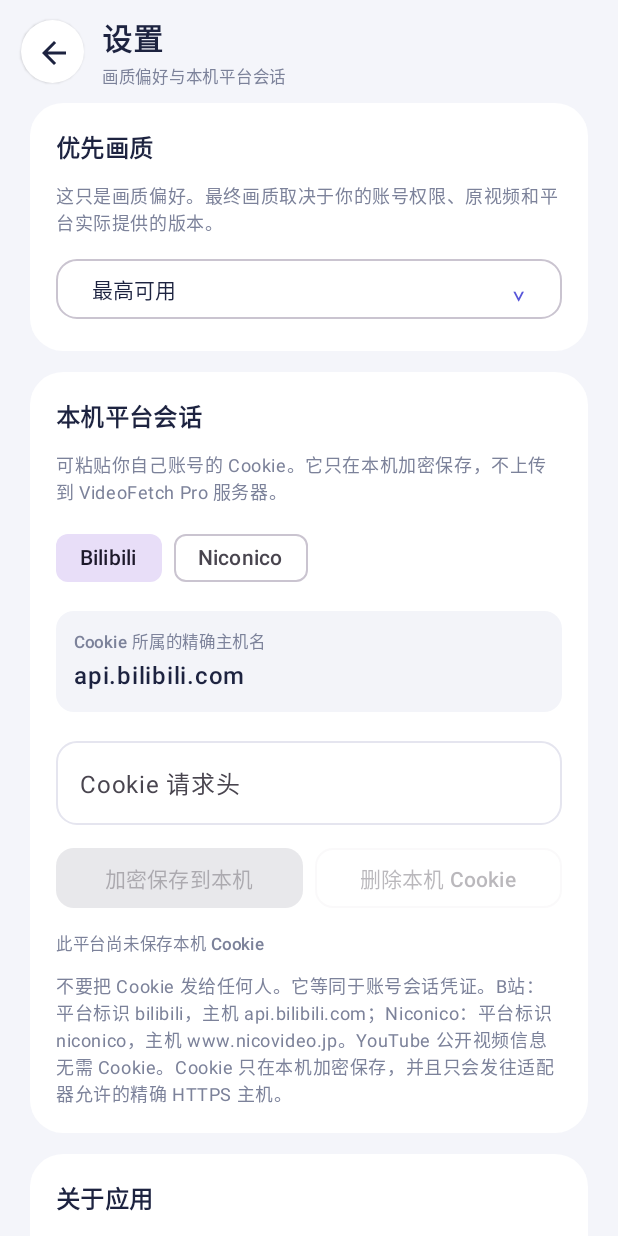
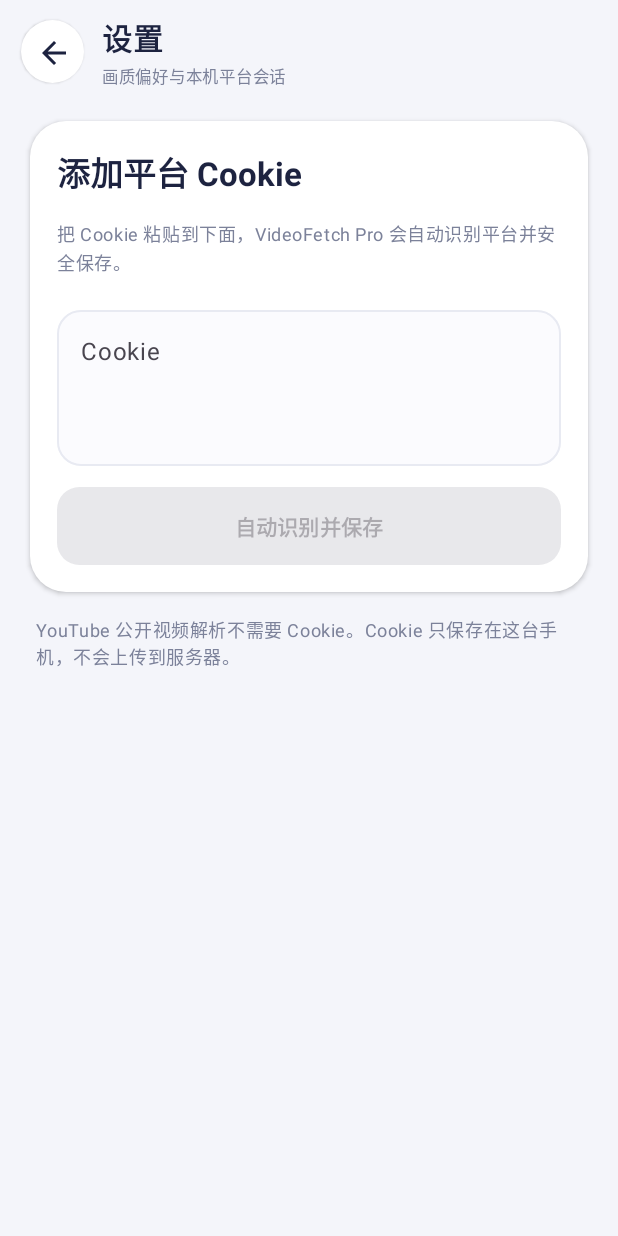
Before and after one commit to sxsbsxs/vddl, an Android app built with Jetpack Compose: the screen it shows after launch (MainActivity), after a tap on "设置", on a phone screen of 412 x 824 dp. Run offline under Robolectric (Android 15) with nearby library versions, the phone set to English and light mode, and no system bars; pictures from the network do not load.

Commit message:
Simplify Cookie settings to one auto-detect input

```diff
--- a/apps/android/app/build.gradle.kts
+++ b/apps/android/app/build.gradle.kts
@@ -11,8 +11,8 @@ android {
         applicationId = "com.videofetch.pro"
         minSdk = 26
         targetSdk = 36
-        versionCode = 2
-        versionName = "0.3.0"
+        versionCode = 3
+        versionName = "0.3.1"
         testInstrumentationRunner = "androidx.test.runner.AndroidJUnitRunner"
         buildConfigField("String", "API_BASE_URL", "\"http://10.0.2.2:8000/\"")
         manifestPlaceholders["usesCleartextTraffic"] = "true"
--- a/apps/android/app/src/main/java/com/videofetch/pro/ui/VideoFetchApp.kt
+++ b/apps/android/app/src/main/java/com/videofetch/pro/ui/VideoFetchApp.kt
@@ -43,6 +43,7 @@ import androidx.compose.ui.unit.sp
 import coil.compose.AsyncImage
 import com.videofetch.pro.BuildConfig
 import com.videofetch.pro.R
+import com.videofetch.pro.core.CookieProviderDetector
 import com.videofetch.pro.core.SourceUrlValidator
 import com.videofetch.pro.data.EncryptedLocalSessionStore
 import com.videofetch.pro.data.LocalDownloadManager
@@ -538,89 +539,120 @@ private fun DownloadCard(record: LocalDownloadRecord, onOpen: () -> Unit, onRemo
 private fun SettingsScreen(onBack: () -> Unit) {
     val context = LocalContext.current
     val sessions = remember(context) { EncryptedLocalSessionStore(context) }
-    var providerId by rememberSaveable { mutableStateOf("bilibili") }
-    val cookieHost = if (providerId == "niconico") "www.nicovideo.jp" else "api.bilibili.com"
     var cookie by remember { mutableStateOf("") }
     var status by remember { mutableStateOf("") }
-    var savedProfile by remember(providerId) { mutableStateOf(sessions.profile(providerId)) }
-    var quality by remember { mutableStateOf(VideoQualityPreferenceStore(context).get()) }
-    var qualityExpanded by remember { mutableStateOf(false) }
+    var saving by remember { mutableStateOf(false) }
 
     Column(Modifier.fillMaxSize()) {
-        PageTopBar(stringResource(R.string.settings_title), stringResource(R.string.settings_subtitle), onBack)
-        Column(Modifier.weight(1f).verticalScroll(rememberScrollState()).padding(horizontal = 20.dp).padding(bottom = 30.dp), verticalArrangement = Arrangement.spacedBy(14.dp)) {
-            SettingsSection(stringResource(R.string.quality_title), stringResource(R.string.quality_explainer)) {
-                OutlinedButton(onClick = { qualityExpanded = true }, modifier = Modifier.fillMaxWidth(), shape = RoundedCornerShape(14.dp), colors = ButtonDefaults.outlinedButtonColors(contentColor = Ink)) {
-                    Text(stringResource(quality.labelRes), modifier = Modifier.weight(1f))
-                    Text("⌄", color = Violet, fontSize = 17.sp)
-                }
-                DropdownMenu(expanded = qualityExpanded, onDismissRequest = { qualityExpanded = false }) {
-                    VideoQualityPreference.entries.forEach { option ->
-                        DropdownMenuItem(text = { Text(stringResource(option.labelRes)) }, onClick = {
-                            quality = option
-                            VideoQualityPreferenceStore(context).set(option)
-                            qualityExpanded = false
-                        })
+        PageTopBar(
+            stringResource(R.string.settings_title),
+            stringResource(R.string.settings_subtitle),
+            onBack
+        )
+        Column(
+            Modifier.weight(1f)
+                .verticalScroll(rememberScrollState())
+                .padding(horizontal = 20.dp, vertical = 12.dp),
+            verticalArrangement = Arrangement.spacedBy(16.dp)
+        ) {
+            Card(
+                shape = RoundedCornerShape(24.dp),
+                colors = CardDefaults.cardColors(containerColor = Color.White),
+                elevation = CardDefaults.cardElevation(2.dp)
+            ) {
+                Column(
+                    Modifier.fillMaxWidth().padding(18.dp),
+                    verticalArrangement = Arrangement.spacedBy(14.dp)
+                ) {
+                    Text(
+                        stringResource(R.string.cookie_simple_title),
+                        color = Ink,
+                        fontWeight = FontWeight.Bold,
+                        style = MaterialTheme.typography.titleLarge
+                    )
+                    Text(
+                        stringResource(R.string.cookie_simple_description),
+                        color = Muted,
+                        style = MaterialTheme.typography.bodySmall,
+                        lineHeight = 19.sp
+                    )
+                    OutlinedTextField(
+                        value = cookie,
+                        onValueChange = { cookie = it; status = "" },
+                        modifier = Modifier.fillMaxWidth(),
+                        label = { Text(stringResource(R.string.cookie_simple_label)) },
+                        placeholder = { Text(stringResource(R.string.cookie_simple_placeholder)) },
+                        singleLine = false,
+                        minLines = 3,
+                        maxLines = 5,
+                        visualTransformation = PasswordVisualTransformation(),
+                        shape = RoundedCornerShape(16.dp),
+                        colors = OutlinedTextFieldDefaults.colors(
+                            focusedBorderColor = Violet,
+                            unfocusedBorderColor = Line,
+                            focusedContainerColor = Color(0xFFFBFBFE),
+                            unfocusedContainerColor = Color(0xFFFBFBFE)
+                        )
+                    )
+                    Button(
+                        onClick = {
+                            val target = CookieProviderDetector.detect(cookie)
+                            if (target == null) {
+                                status = context.getString(R.string.cookie_auto_detect_failed)
+                            } else {
+                                saving = true
+                                runCatching {
+                                    sessions.saveCookie(target.providerId, target.host, cookie)
+                                }.onSuccess {
+                                    cookie = ""
+                                    status = context.getString(
+                                        R.string.cookie_auto_saved,
+                                        target.displayName
+                                    )
+                                }.onFailure {
+                                    status = context.getString(R.string.local_session_save_error)
+                                }
+                                saving = false
+                            }
+                        },
+                        enabled = cookie.isNotBlank() && !saving,
+                        modifier = Modifier.fillMaxWidth().height(52.dp),
+                        shape = RoundedCornerShape(15.dp),
+                        colors = ButtonDefaults.buttonColors(containerColor = Violet)
+                    ) {
+                        if (saving) {
+                            CircularProgressIndicator(
+                                Modifier.size(19.dp),
+                                color = Color.White,
+                                strokeWidth = 2.dp
+                            )
+                        } else {
+                            Text(
+                                stringResource(R.string.cookie_auto_save_button),
+                                fontWeight = FontWeight.Bold
+                            )
+                        }
+                    }
+                    if (status.isNotBlank()) {
+                        Text(
+                            status,
+                            color = if (status == context.getString(R.string.cookie_auto_detect_failed)) {
+                                Color(0xFFB33D3D)
+                            } else {
+                                Teal
+                            },
+                            style = MaterialTheme.typography.bodySmall
+                        )
                     }
                 }
             }
-            SettingsSection(stringResource(R.string.local_session_title), stringResource(R.string.local_session_explainer)) {
-                Row(horizontalArrangement = Arrangement.spacedBy(8.dp)) {
-                    FilterChip(selected = providerId == "bilibili", onClick = { providerId = "bilibili"; cookie = ""; status = "" }, label = { Text("Bilibili") })
-                    FilterChip(selected = providerId == "niconico", onClick = { providerId = "niconico"; cookie = ""; status = "" }, label = { Text("Niconico") })
-                }
-                Surface(color = Color(0xFFF3F4F9), shape = RoundedCornerShape(12.dp)) {
-                    Column(Modifier.fillMaxWidth().padding(12.dp), verticalArrangement = Arrangement.spacedBy(3.dp)) {
-                        Text(stringResource(R.string.cookie_host_label), color = Muted, style = MaterialTheme.typography.labelSmall)
-                        Text(cookieHost, color = Ink, fontWeight = FontWeight.SemiBold)
-                    }
-                }
-                OutlinedTextField(
-                    value = cookie,
-                    onValueChange = { cookie = it },
-                    modifier = Modifier.fillMaxWidth(),
-                    label = { Text(stringResource(R.string.cookie_value_label)) },
-                    placeholder = { Text(if (providerId == "bilibili") "SESSDATA=…; bili_jct=…" else "user_session=…") },
-                    singleLine = true,
-                    visualTransformation = PasswordVisualTransformation(),
-                    shape = RoundedCornerShape(14.dp)
-                )
-                Row(horizontalArrangement = Arrangement.spacedBy(8.dp)) {
-                    Button(
-                        onClick = {
-                            runCatching { sessions.saveCookie(providerId, cookieHost, cookie) }
-                                .onSuccess {
-                                    savedProfile = sessions.profile(providerId)
-                                    cookie = ""
-                                    status = context.getString(R.string.local_session_save_success)
-                                }
-                                .onFailure { status = context.getString(R.string.local_session_save_error) }
-                        },
-                        enabled = cookie.isNotBlank(),
-                        modifier = Modifier.weight(1f),
-                        shape = RoundedCornerShape(12.dp)
-                    ) { Text(stringResource(R.string.save_local_session)) }
-                    OutlinedButton(
-                        onClick = {
-                            runCatching { sessions.clearCookie(providerId) }
-                            savedProfile = null
-                            cookie = ""
-                            status = context.getString(R.string.local_session_cleared)
-                        },
-                        enabled = savedProfile != null,
-                        modifier = Modifier.weight(1f),
-                        shape = RoundedCornerShape(12.dp)
-                    ) { Text(stringResource(R.string.clear_local_session)) }
-                }
-                savedProfile?.let { Text(stringResource(R.string.local_session_saved, it.host), color = Teal, style = MaterialTheme.typography.labelSmall) }
-                    ?: Text(stringResource(R.string.no_cookie_saved), color = Muted, style = MaterialTheme.typography.labelSmall)
-                if (status.isNotBlank()) Text(status, color = Violet, style = MaterialTheme.typography.bodySmall)
-                Text(stringResource(R.string.cookie_security_note), color = Muted, style = MaterialTheme.typography.bodySmall, lineHeight = 18.sp)
-            }
-            SettingsSection(stringResource(R.string.about_title), stringResource(R.string.about_body)) {
-                Text(stringResource(R.string.app_build_version, BuildConfig.VERSION_NAME), color = Muted, style = MaterialTheme.typography.labelSmall)
-                Text(BuildConfig.API_BASE_URL, color = Muted, style = MaterialTheme.typography.labelSmall)
-            }
+            Text(
+                stringResource(R.string.cookie_simple_note),
+                color = Muted,
+                style = MaterialTheme.typography.bodySmall,
+                lineHeight = 18.sp,
+                modifier = Modifier.padding(horizontal = 4.dp)
+            )
         }
     }
 }
--- a/apps/android/app/src/main/res/values/strings.xml
+++ b/apps/android/app/src/main/res/values/strings.xml
@@ -125,4 +125,13 @@
     <string name="no_cookie_saved">此平台尚未保存本机 Cookie</string>
     <string name="about_title">关于应用</string>
     <string name="about_body">VideoFetch Pro · 本机解析优先 · 多语言支持</string>
+    <string name="settings_subtitle">粘贴 Cookie，自动识别平台</string>
+    <string name="cookie_simple_title">添加平台 Cookie</string>
+    <string name="cookie_simple_description">把 Cookie 粘贴到下面，VideoFetch Pro 会自动识别平台并安全保存。</string>
+    <string name="cookie_simple_label">Cookie</string>
+    <string name="cookie_simple_placeholder">在这里粘贴 Cookie</string>
+    <string name="cookie_auto_save_button">自动识别并保存</string>
+    <string name="cookie_auto_saved">已识别 %1$s，Cookie 已安全保存在手机</string>
+    <string name="cookie_auto_detect_failed">没识别出来，请粘贴 B站或 Niconico 的完整 Cookie</string>
+    <string name="cookie_simple_note">YouTube 公开视频解析不需要 Cookie。Cookie 只保存在这台手机，不会上传到服务器。</string>
 </resources>
```
Also changed, not shown: apps/android/app/src/main/java/com/videofetch/pro/core/CookieProviderDetector.kt (added, +42 -0 lines), 3 other files.
